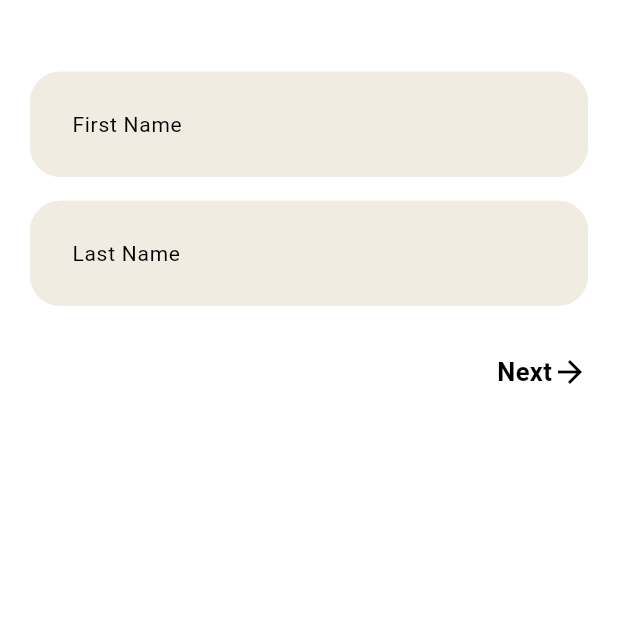
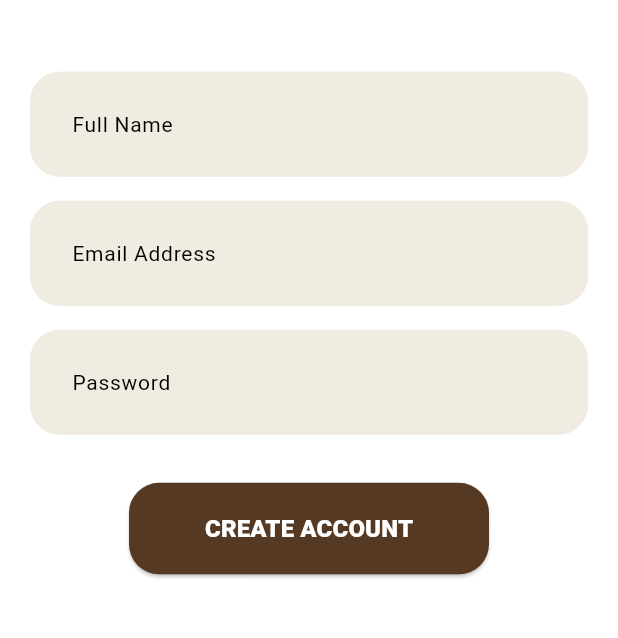
Before and after one commit to Benjee369/endol, a Flutter app: the CreateAccountScreen screen opened directly, on a phone screen of 412 x 824 dp, the part 515-1153 px from its top. Run offline on Flutter 3.47's test engine with Material 3 defaults, Android fonts, the phone set to English and light mode, and no system bars; drawn by our look-alikes of extended_image; our stand-ins replace dot_navigation_bar, firebase_core, font_awesome_flutter; accounts and stored records are empty; Roboto replaces fonts that are missing (BaiJamjureeMedium, BaiJamjureeRegular, BaiJamjureeSemiBold).

Commit message:
Removed the email_password_screen.dart page and implemented the figma design by adding fullname, password and email to be entered on the same page

```diff
--- a/lib/constants/strings.dart
+++ b/lib/constants/strings.dart
@@ -13,8 +13,7 @@ class Strings {
   static const String createAccount = "CREATE ACCOUNT";
   static const String dontHaveAnAccount = "Dont have an Account? ";
 
-  static const String firstName = "First Name";
-  static const String lastName = "Last Name";
+  static const String fullName = "Full Name";
   static const String confirmPassword = "Confirm Password";
   static const String next = "Next";
 }
--- a/lib/screens/create_account/create_account_screen.dart
+++ b/lib/screens/create_account/create_account_screen.dart
@@ -1,11 +1,7 @@
-import 'package:extended_image/extended_image.dart';
 import 'package:flutter/material.dart';
 import 'package:endol/constants/app_colors.dart';
 import 'package:endol/common/text_field_custom.dart';
-import 'package:endol/app_navigation/navigation.dart';
-import 'package:endol/screens/create_account/email_password_screen.dart';
-
-import '../../common/text_widget.dart';
+import 'package:endol/common/button_primary.dart';
 import '../../constants/app_sizes.dart';
 import '../../constants/strings.dart';
 
@@ -17,8 +13,9 @@ class CreateAccountScreen extends StatefulWidget {
 }
 
 class _CreateAccountScreenState extends State<CreateAccountScreen> {
-  final firstNameController = TextEditingController();
-  final lastNameController = TextEditingController();
+  final  fullNameController = TextEditingController();
+  final emailController = TextEditingController();
+  final passwordController = TextEditingController();
 
   @override
   Widget build(BuildContext context) {
@@ -39,52 +36,41 @@ class _CreateAccountScreenState extends State<CreateAccountScreen> {
               ),
               const SizedBox(height: 100),
               // Title and slogan
-              ExtendedImage.asset('assets/images/endol.png'),
+              Image.asset('assets/images/endol.png'),
               gapH16,
-              ExtendedImage.asset('assets/images/slogan.png'),
+              Image.asset('assets/images/slogan.png'),
               gapH48,
-              // First Name input
+              // FullName input
               TextFieldCustom(
-                hint: Strings.firstName,
-                controller: firstNameController,
-                inputType: TextInputType.text,
+                hint: Strings.fullName,
+                controller: fullNameController,
+                inputType: TextInputType.emailAddress,
               ),
               gapH16,
-              // Last Name input
+              // Email Address input
               TextFieldCustom(
-                hint: Strings.lastName,
-                controller: lastNameController,
+                hint: Strings.emailAddress,
+                controller: emailController,
+                inputType: TextInputType.emailAddress,
+              ),
+              gapH16,
+              //  Password input
+              TextFieldCustom(
+                hint: Strings.password,
+                controller: passwordController,
                 inputType: TextInputType.text,
+
               ),
               gapH32,
-              // Next button
-              Align(
-                alignment: Alignment.centerRight,
-                child: GestureDetector(
-                  onTap: () {
-                    // Navigate to the next screen
-                    Navigation.navigateTo(
-                      context,
-                      const EmailPasswordScreen(),
-                    );
-                  },
-                  child: const Row(
-                    mainAxisSize: MainAxisSize.min,
-                    children: [
-                      TextWidget(
-                        text: Strings.next,
-                          fontWeight: FontWeight.bold,
-                          color: AppColors.black,
-                        size: 17,
-                      ),
-                      gapH8,
-                      Icon(
-                        Icons.arrow_forward,
-                        color: AppColors.black,
-                      ),
-                    ],
-                  ),
-                ),
+              // Create Account button
+              ButtonPrimary(
+                height: 61,
+                width: 240,
+                text: Strings.createAccount,
+                function: () {
+                  // Handle account creation logic
+                },
+                active: true,
               ),
             ],
           ),
```
Also changed, not shown: lib/screens/create_account/email_password_screen.dart (deleted, +0 -82 lines).
